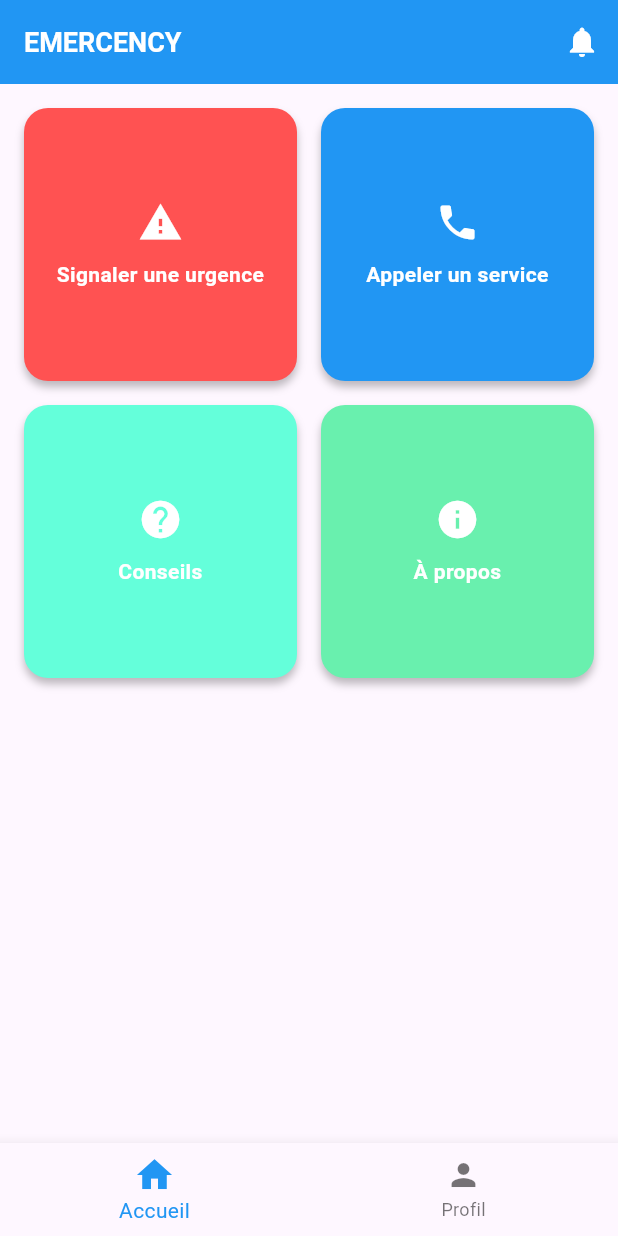
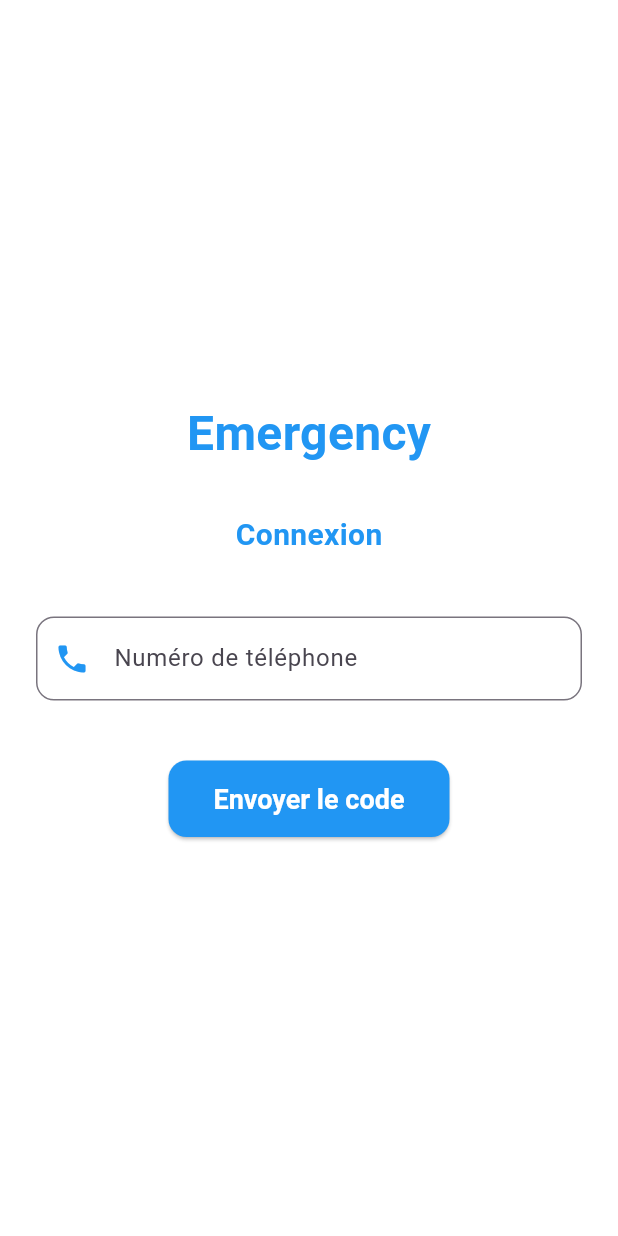
Before and after one commit to amydiallo295/projet_soutenance, a Flutter app: the screen it shows after launch, on a phone screen of 412 x 824 dp. Run offline on Flutter 3.47's test engine with Material 3 defaults, Android fonts, the phone set to English and light mode, and no system bars; our stand-ins replace badges, flutter_riverpod, geolocator, image_picker.

Commit message:
page de connection

```diff
--- a/lib/main.dart
+++ b/lib/main.dart
@@ -1,6 +1,8 @@
 import 'package:emergency/routers/routes.dart';
 import 'package:emergency/ui/sreens/home_page/accueil_screen.dart';
 import 'package:emergency/ui/sreens/home_page/profil.dart';
+import 'package:emergency/ui/sreens/loginPage.dart';
+import 'package:emergency/ui/sreens/login_screen.dart';
 import 'package:emergency/utils/app_colors.dart';
 
 import 'package:flutter/material.dart';
@@ -25,7 +27,7 @@ class MyApp extends StatelessWidget {
       theme: ThemeData(
         primarySwatch: Colors.blue,
       ),
-      home: const HomeScreen(),
+      home: const PhoneAuthPage(),
     );
   }
 }
--- /dev/null
+++ b/lib/ui/sreens/loginPage.dart
@@ -0,0 +1,118 @@
+import 'package:emergency/main.dart';
+import 'package:emergency/ui/sreens/home_page/accueil_screen.dart';
+import 'package:emergency/utils/app_colors.dart';
+import 'package:flutter/material.dart';
+
+class PhoneAuthPage extends StatefulWidget {
+  const PhoneAuthPage({super.key});
+
+  @override
+  _PhoneAuthPageState createState() => _PhoneAuthPageState();
+}
+
+class _PhoneAuthPageState extends State<PhoneAuthPage> {
+  final TextEditingController phoneController = TextEditingController();
+  final TextEditingController codeController = TextEditingController();
+  bool isCodeSent = false;
+
+  void sendCode() {
+    // Simuler l'envoi du code et afficher le champ de saisie du code
+    setState(() {
+      isCodeSent = true;
+    });
+  }
+
+  void verifyCode() {
+    // Simuler la vérification du code et rediriger vers la page d'accueil
+    Navigator.of(context).pushReplacement(
+      MaterialPageRoute(builder: (context) => const HomeScreen()),
+    );
+  }
+
+  @override
+  Widget build(BuildContext context) {
+    return Scaffold(
+      backgroundColor: Colors.white,
+      body: SafeArea(
+        child: Center(
+          child: Padding(
+            padding: const EdgeInsets.all(24.0),
+            child: Column(
+              mainAxisAlignment: MainAxisAlignment.center,
+              children: [
+                Text(
+                  'Emergency',
+                  style: TextStyle(
+                    fontSize: 32,
+                    fontWeight: FontWeight.bold,
+                    color: Colors.blue,
+                  ),
+                ),
+                const SizedBox(height: 30),
+                Text(
+                  'Connexion',
+                  style: TextStyle(
+                    fontSize: 20,
+                    fontWeight: FontWeight.bold,
+                    color: Colors.blue,
+                  ),
+                ),
+                const SizedBox(height: 40),
+                TextField(
+                  controller: phoneController,
+                  keyboardType: TextInputType.phone,
+                  decoration: InputDecoration(
+                    prefixIcon: Icon(Icons.phone, color: Colors.blue),
+                    labelText: 'Numéro de téléphone',
+                    border: OutlineInputBorder(
+                      borderRadius: BorderRadius.circular(12.0),
+                    ),
+                  ),
+                ),
+                const SizedBox(height: 20),
+                if (isCodeSent)
+                  TextField(
+                    controller: codeController,
+                    keyboardType: TextInputType.number,
+                    decoration: InputDecoration(
+                      prefixIcon: Icon(Icons.lock, color: Colors.blue),
+                      labelText: 'Code de confirmation',
+                      border: OutlineInputBorder(
+                        borderRadius: BorderRadius.circular(12.0),
+                      ),
+                    ),
+                  ),
+                const SizedBox(height: 20),
+                ElevatedButton(
+                  onPressed: () {
+                    if (isCodeSent) {
+                      verifyCode();
+                    } else {
+                      sendCode();
+                    }
+                  },
+                  style: ElevatedButton.styleFrom(
+                    padding: const EdgeInsets.symmetric(
+                        vertical: 15.0, horizontal: 30.0),
+                    shape: RoundedRectangleBorder(
+                      borderRadius: BorderRadius.circular(12.0),
+                    ),
+                    backgroundColor: Colors.blue,
+                    textStyle: const TextStyle(
+                      fontSize: 18,
+                      fontWeight: FontWeight.bold,
+                    ),
+                  ),
+                  child: Text(
+                    isCodeSent ? 'Vérifier le code' : 'Envoyer le code',
+                    style: const TextStyle(color: Colors.white),
+                  ),
+                ),
+              ],
+            ),
+          ),
+        ),
+      ),
+    );
+  }
+}
```
Also changed, not shown: lib/ui/sreens/animation.dart (added, +55 -0 lines), lib/ui/sreens/inscriptionPage.dart (added, +172 -0 lines).
